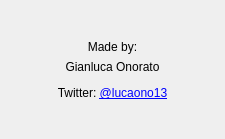
Before: the Qt Designer form aboutD.ui in lucaono13/Board-Game-Info-Grabber, drawn with Qt 5.
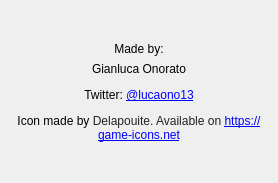
After: the same form once the commit is applied.

Patch:
```diff
--- a/aboutD.ui
+++ b/aboutD.ui
@@ -6,8 +6,8 @@
    <rect>
     <x>0</x>
     <y>0</y>
-    <width>225</width>
-    <height>139</height>
+    <width>278</width>
+    <height>183</height>
    </rect>
   </property>
   <property name="windowTitle">
@@ -22,7 +22,7 @@
      <property name="sizeHint" stdset="0">
       <size>
        <width>20</width>
-       <height>0</height>
+       <height>10</height>
       </size>
      </property>
     </spacer>
@@ -50,7 +50,7 @@
       </font>
      </property>
      <property name="text">
-      <string>&lt;html&gt;&lt;head/&gt;&lt;body&gt;&lt;p&gt;Gianluca Onorato&lt;/p&gt;&lt;p&gt;Twitter: &lt;a href=&quot;https://twitter.com/lucaono13&quot;&gt;&lt;span style=&quot; text-decoration: underline; color:#0000ff;&quot;&gt;@lucaono13&lt;/span&gt;&lt;/a&gt;&lt;/p&gt;&lt;/body&gt;&lt;/html&gt;</string>
+      <string>&lt;html&gt;&lt;head/&gt;&lt;body&gt;&lt;p&gt;Gianluca Onorato&lt;/p&gt;&lt;p&gt;Twitter: &lt;a href=&quot;https://twitter.com/lucaono13&quot;&gt;&lt;span style=&quot; text-decoration: underline; color:#0000ff;&quot;&gt;@lucaono13&lt;/span&gt;&lt;/a&gt;&lt;/p&gt;&lt;p&gt;Icon made by&lt;span style=&quot; font-family:'Arial'; font-size:medium; color:#222222;&quot;&gt; Delapouite. Available on &lt;/span&gt;&lt;a href=&quot;https://game-icons.net&quot;&gt;&lt;span style=&quot; text-decoration: underline; color:#0000ff;&quot;&gt;https://game-icons.net&lt;/span&gt;&lt;/a&gt;&lt;/p&gt;&lt;/body&gt;&lt;/html&gt;</string>
      </property>
      <property name="textFormat">
       <enum>Qt::RichText</enum>
@@ -58,6 +58,9 @@
      <property name="alignment">
       <set>Qt::AlignCenter</set>
      </property>
+     <property name="wordWrap">
+      <bool>true</bool>
+     </property>
      <property name="openExternalLinks">
       <bool>true</bool>
      </property>
@@ -71,7 +74,7 @@
      <property name="sizeHint" stdset="0">
       <size>
        <width>20</width>
-       <height>0</height>
+       <height>10</height>
       </size>
      </property>
     </spacer>
```
